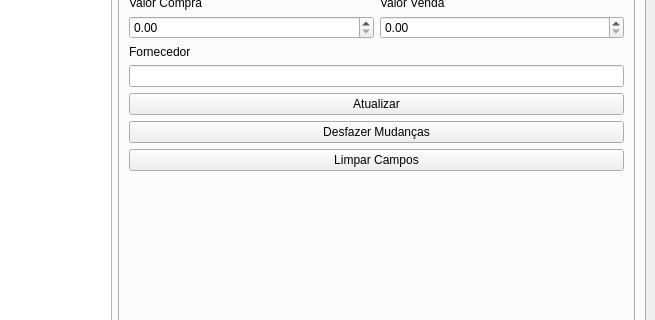
Qt form clinica_cpp/mainwindow.ui (juander/Projeto_CPP) before a commit; both pictures show x 625 to 1280 and y 266 to 586 of the 1280 by 720 pixel window.
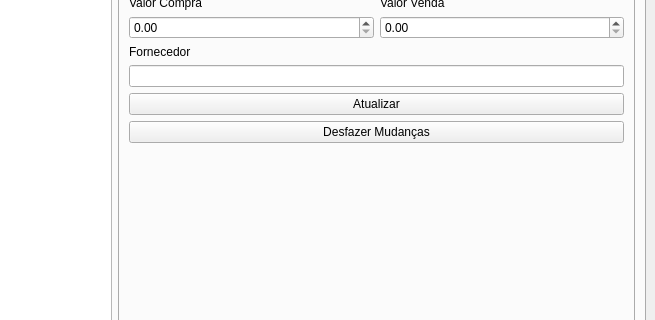
The same form after that commit. The open tabs and pages were chosen to show the change. Icons and pictures are not drawn.

Commit message:
get luck caraio
Terminada a janela estoque

What changed in the file:
```diff
--- a/clinica_cpp/mainwindow.ui
+++ b/clinica_cpp/mainwindow.ui
@@ -3936,13 +3936,6 @@
                       </property>
                      </widget>
                     </item>
-                    <item>
-                     <widget class="QPushButton" name="btnLimpar">
-                      <property name="text">
-                       <string>Limpar Campos</string>
-                      </property>
-                     </widget>
-                    </item>
                     <item>
                      <spacer name="verticalSpacer_20">
                       <property name="orientation">
```
Left out of the diff: 14 changed lines with no effect on the pictures. The commit also changes 1 other file.
